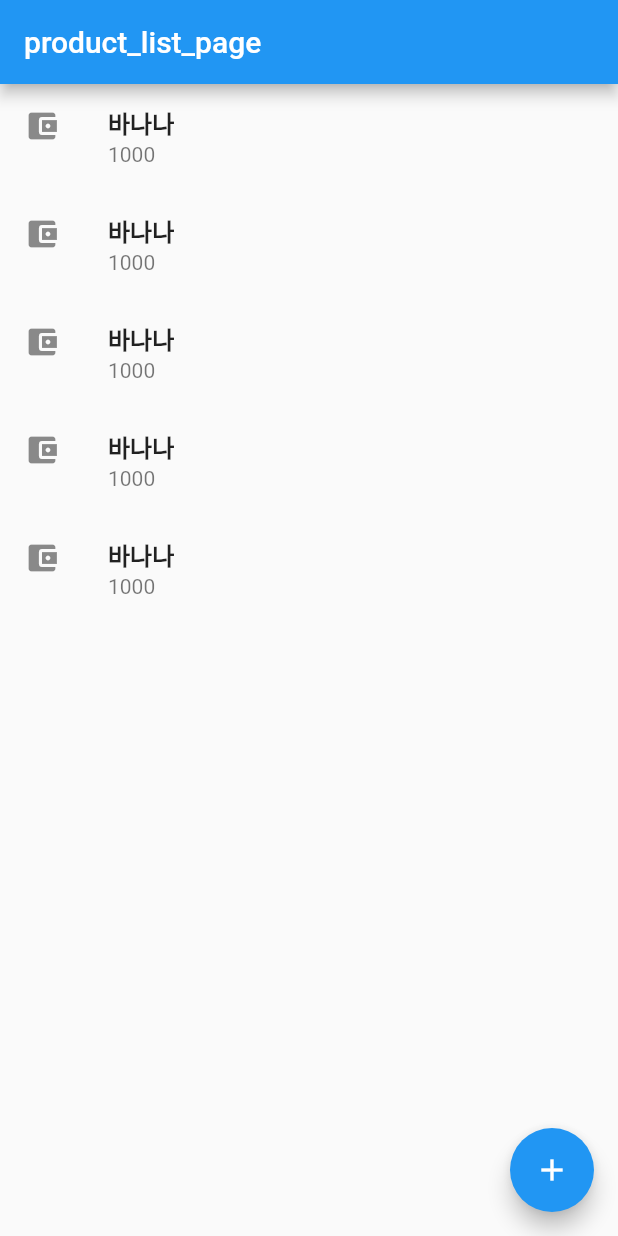
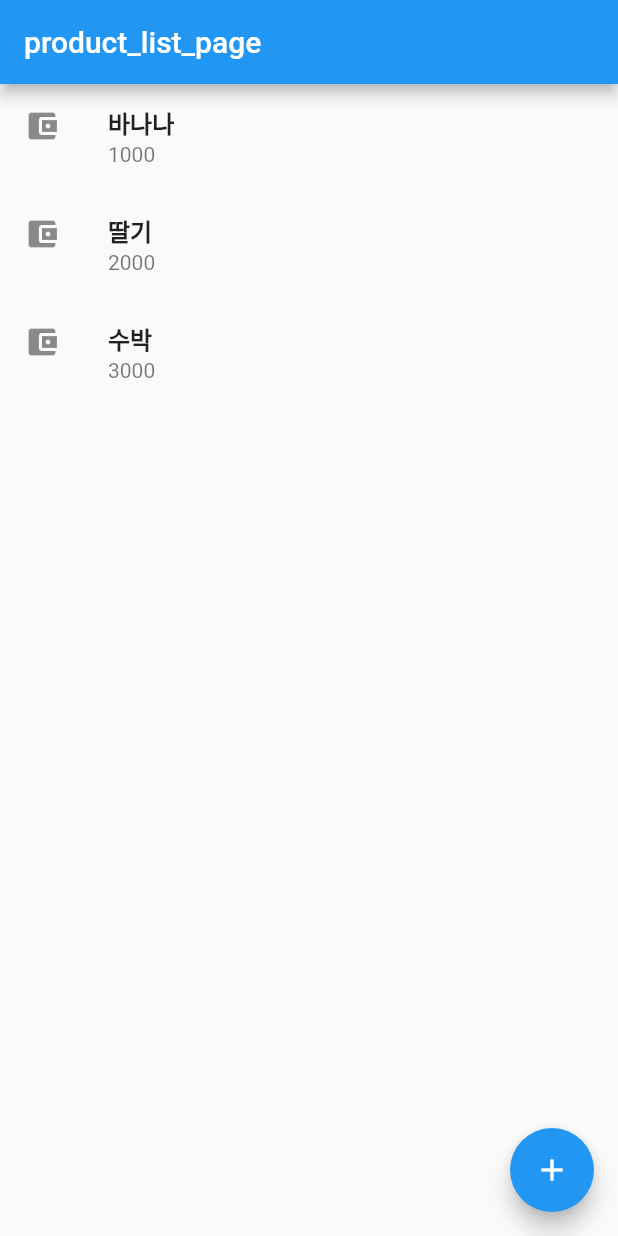
Before and after one commit to jinsa004/data_app, a Flutter app: the screen it shows after launch, on a phone screen of 412 x 824 dp. Run offline on Flutter 3.47's test engine with Material 2 defaults, Android fonts, the phone set to English and light mode, and no system bars; our stand-ins replace flutter_riverpod.

Commit message:
MVCS 패턴 기초설계

```diff
--- a/lib/controller/product_controller.dart
+++ b/lib/controller/product_controller.dart
@@ -1,17 +1,22 @@
 // VIEW -> Controller
 import 'package:data_app/domain/product/product.dart';
 import 'package:data_app/domain/product/product_http_repository.dart';
+import 'package:data_app/views/product/list/product_list_view_model.dart';
 import 'package:flutter_riverpod/flutter_riverpod.dart';
 
 // 창고에 컨트롤러가 등록됨!!! 스프링의 @Component 같은 기능
-final productController = Provider((ref) {
-  return ProductController();
+final productController = Provider<ProductController>((ref) {
+  return ProductController(ref);
 });
 
 class ProductController {
-  ProductHttpRepository repo = ProductHttpRepository();
+  final Ref _ref;
+  ProductController(this._ref);
 
   void findAll() {
-    List<Product> productList = repo.findAll();
+    // 외부통신으로 findAll 데이터를 받음
+    List<Product> productList = _ref.read(productHttpRepository).findAll();
+    // 들고온 findAll 데이터를 VM에 던지고 view는 watch로 값을 받아서 rebuild 되는 것
+    _ref.read(productListViewModel.notifier).onRefresh(productList);
   }
 }
--- a/lib/domain/product/product_http_repository.dart
+++ b/lib/domain/product/product_http_repository.dart
@@ -1,4 +1,9 @@
 import 'package:data_app/domain/product/product.dart';
+import 'package:flutter_riverpod/flutter_riverpod.dart';
+
+final productHttpRepository = Provider<ProductHttpRepository>((ref) {
+  return ProductHttpRepository();
+});
 
 // 밑에서 사용되는 모든 Product는 실전에서는 DTO화할 것!
 class ProductHttpRepository {
--- a/lib/views/product/list/product_list_page.dart
+++ b/lib/views/product/list/product_list_page.dart
@@ -1,4 +1,5 @@
 import 'package:data_app/controller/product_controller.dart';
+import 'package:data_app/views/product/list/product_list_view_model.dart';
 import 'package:flutter/material.dart';
 import 'package:flutter_riverpod/flutter_riverpod.dart';
 
@@ -8,7 +9,7 @@ class ProductListPage extends ConsumerWidget {
   @override
   Widget build(BuildContext context, WidgetRef ref) {
     final pc = ref.read(productController);
-    pc.findAll();
+    final pm = ref.watch(productListViewModel);
 
     return Scaffold(
       floatingActionButton: FloatingActionButton(
@@ -19,15 +20,15 @@ class ProductListPage extends ConsumerWidget {
         title: Text("product_list_page"),
       ),
       body: ListView.builder(
-        itemCount: 5,
+        itemCount: 3,
         itemBuilder: (context, index) => ListTile(
           onTap: () {},
           leading: Icon(Icons.account_balance_wallet),
           title: Text(
-            "바나나",
+            "${pm[index].name}",
             style: TextStyle(fontWeight: FontWeight.bold),
           ),
-          subtitle: Text("1000"),
+          subtitle: Text("${pm[index].price}"),
         ),
       ),
     );
```
Also changed, not shown: lib/views/product/list/product_list_view_model.dart (+4 -3 lines).
